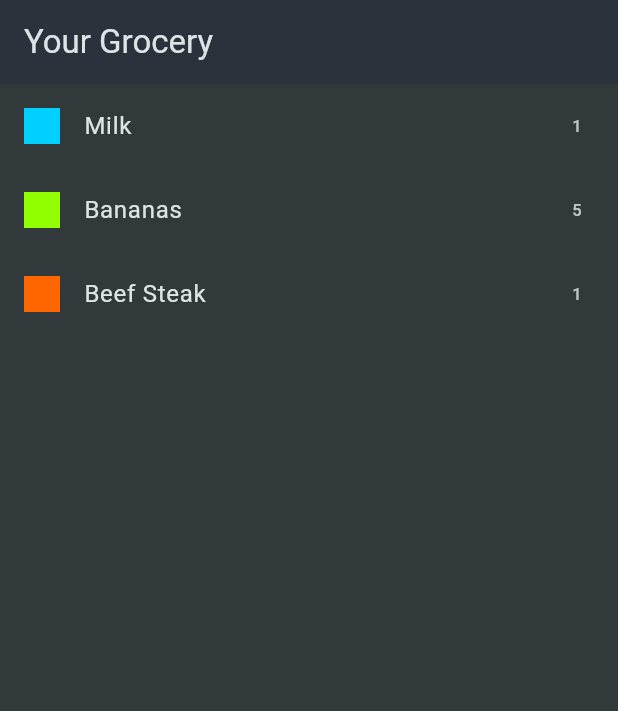
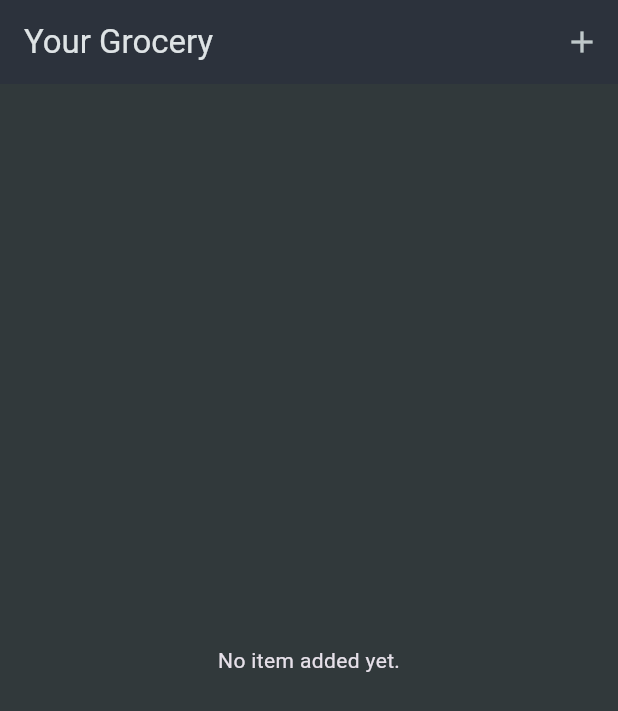
Before and after one commit to a7madDelea/Shop_APi, a Flutter app: the screen it shows after launch, on a phone screen of 412 x 824 dp. Shown: the top 711 px of the screen. Run offline on Flutter 3.47's test engine with Material 3 defaults, Android fonts, the phone set to English and light mode, and no system bars.

```diff
--- a/lib/data/dummy_items.dart
+++ /dev/null
@@ -1,21 +0,0 @@
-import '../data/categories.dart';
-import '../model/category.dart';
-import '../model/grocery_item.dart';
-
-final List<GroceryItem> groceryItems = [
-  GroceryItem(
-      id: 'a',
-      name: 'Milk',
-      quantity: 1,
-      category: categories[Categories.dairy]!),
-  GroceryItem(
-      id: 'b',
-      name: 'Bananas',
-      quantity: 5,
-      category: categories[Categories.fruit]!),
-  GroceryItem(
-      id: 'c',
-      name: 'Beef Steak',
-      quantity: 1,
-      category: categories[Categories.meat]!),
-];
--- a/lib/model/grocery_item.dart
+++ b/lib/model/grocery_item.dart
@@ -1,12 +1,12 @@
 import 'category.dart';
 
-class GroceryItem {
+class GroceryItemModel {
   final String id;
   final String name;
   final int quantity;
   final Category category;
 
-  const GroceryItem({
+  const GroceryItemModel({
     required this.id,
     required this.name,
     required this.quantity,
--- a/lib/screens/grocery_list.dart
+++ b/lib/screens/grocery_list.dart
@@ -1,25 +1,95 @@
 import 'package:flutter/material.dart';
 
-import '../data/dummy_items.dart';
 import '../widgets/grocery_item.dart';
+import 'form_screen.dart';
+import '../model/grocery_item.dart';
 
-class GroceryList extends StatelessWidget {
+class GroceryList extends StatefulWidget {
   const GroceryList({super.key});
 
   @override
+  State<GroceryList> createState() => _GroceryListState();
+}
+
+class _GroceryListState extends State<GroceryList>
+    with SingleTickerProviderStateMixin {
+  late AnimationController animationController;
+  final List<GroceryItemModel> _groceryItems = [];
+
+  @override
+  void initState() {
+    super.initState();
+    animationController = AnimationController(
+      vsync: this,
+      duration: const Duration(seconds: 1),
+      lowerBound: 0,
+      upperBound: 1,
+    );
+    animationController.forward();
+  }
+
+  @override
+  void dispose() {
+    super.dispose();
+    animationController.dispose();
+  }
+
+  @override
   Widget build(BuildContext context) {
+    Widget content = const Center(
+      child: Text('No item added yet.'),
+    );
+
+    if (_groceryItems.isNotEmpty) {
+      content = AnimatedBuilder(
+        animation: animationController,
+        builder: (context, child) => Padding(
+          padding: EdgeInsets.only(top: animationController.value * 140),
+          child: child,
+        ),
+        child: ListView.builder(
+          itemCount: _groceryItems.length,
+          itemBuilder: (ctx, i) => Dismissible(
+            key: ValueKey(_groceryItems[i].id),
+            background: Container(color: Theme.of(context).colorScheme.onError),
+            onDismissed: (direction) {
+              setState(() {
+                _groceryItems.remove(_groceryItems[i]);
+              });
+            },
+            child: GroceryItem(
+              categoryColor: _groceryItems[i].category.color,
+              name: _groceryItems[i].name,
+              quantity: _groceryItems[i].quantity,
+            ),
+          ),
+        ),
+      );
+    }
+
     return Scaffold(
       appBar: AppBar(
         title: const Text('Your Grocery'),
+        actions: [
+          IconButton(
+            onPressed: () {
+              Navigator.push<GroceryItemModel>(
+                context,
+                MaterialPageRoute(
+                  builder: (context) => const FormScreen(),
+                ),
+              ).then((value) {
+                if (value == null) return;
+                setState(() {
+                  _groceryItems.add(value);
+                });
+              });
+            },
+            icon: const Icon(Icons.add),
+          ),
+        ],
       ),
-      body: ListView.builder(
-        itemCount: groceryItems.length,
-        itemBuilder: (ctx, i) => GroceryItem(
-          categoryColor: groceryItems[i].category.color,
-          name: groceryItems[i].name,
-          quantity: groceryItems[i].quantity,
-        ),
-      ),
+      body: content,
     );
   }
 }
```
Also changed, not shown: lib/screens/form_screen.dart (added, +171 -0 lines).
